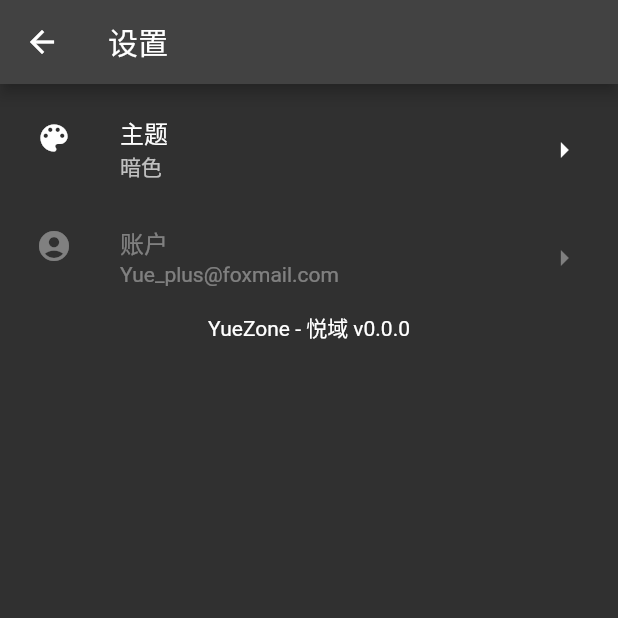
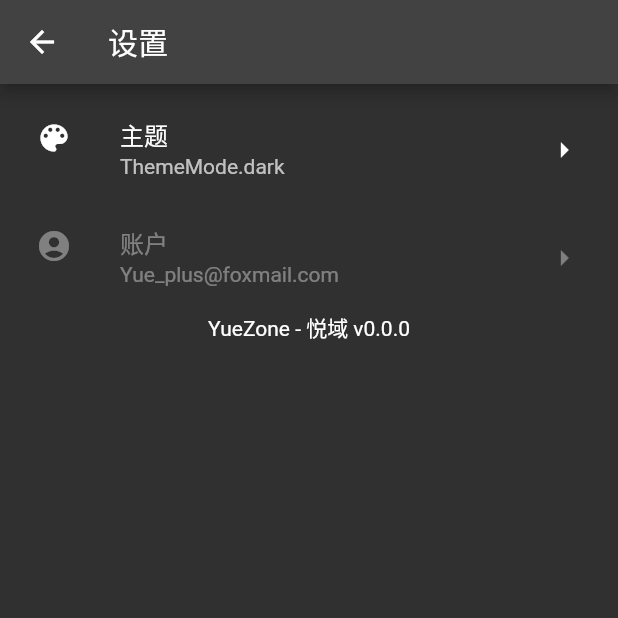
Before and after one commit to Yue-plus/Yue.Zone, a Flutter app: the SettingsView screen opened by its route, on a phone screen of 412 x 824 dp, the top half of it. Run offline on Flutter 3.47's test engine with Material 2 defaults, Android fonts, the phone set to English and light mode, and no system bars.

Commit message:
fix ThemeSettings

```diff
--- a/lib/src/setting/settings_view.dart
+++ b/lib/src/setting/settings_view.dart
@@ -53,7 +53,7 @@
             ListTile(
               leading: const Icon(Icons.color_lens),
               title: const Text('主题'),
-              subtitle: const Text('暗色'),
+              subtitle: Text(controller.themeMode.toString()),
               trailing: const Icon(Icons.arrow_right),
               onTap: () => _configThemeSimpleDialog(context),
             ),
```
